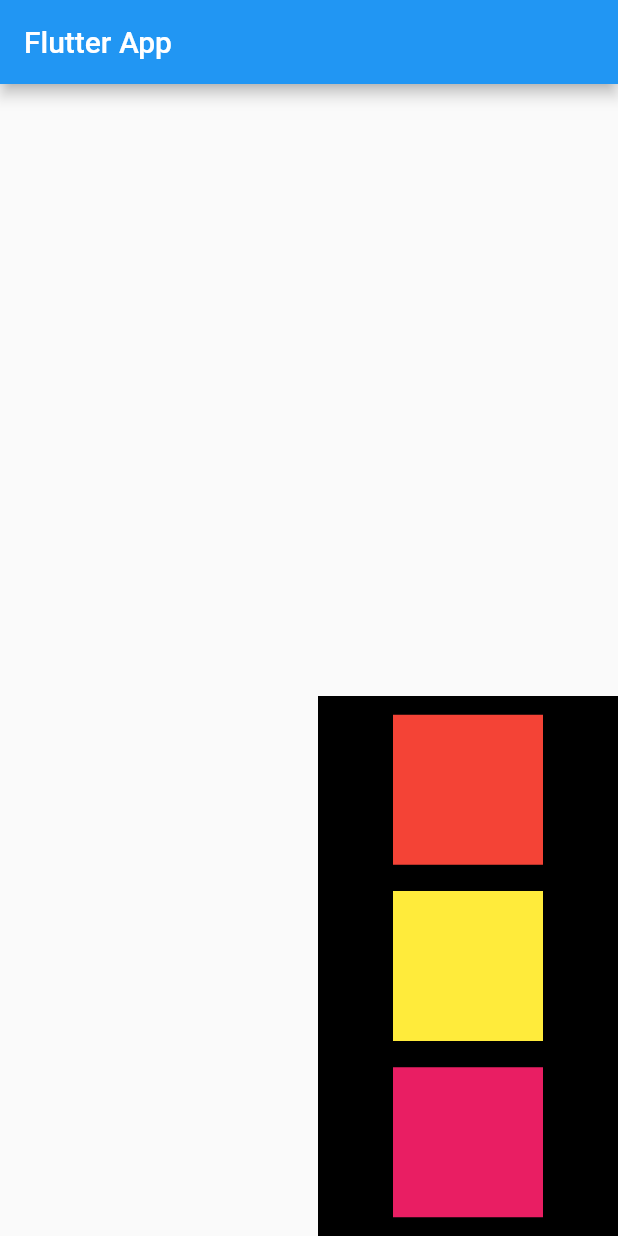
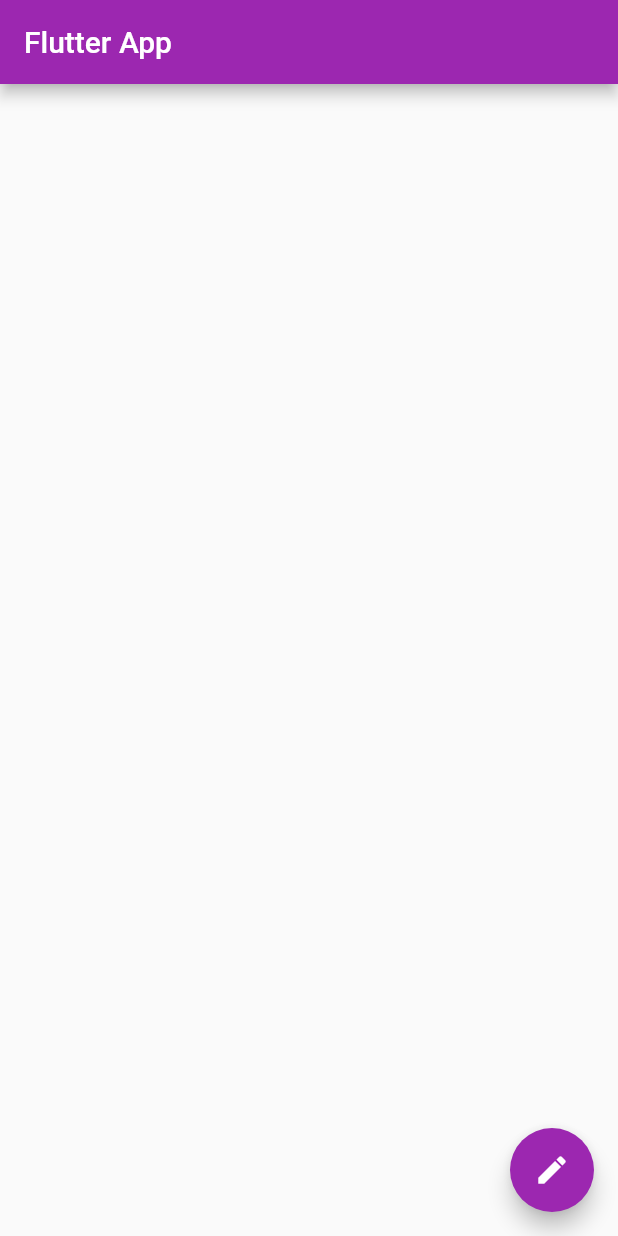
Before and after one commit to xiakshay/Flutter_Learning, a Flutter app: the screen it shows after launch, on a phone screen of 412 x 824 dp. Run offline on Flutter 3.47's test engine with Material 2 defaults, Android fonts, the phone set to English and light mode, and no system bars.

Commit message:
Button Create

```diff
--- a/lib/main.dart
+++ b/lib/main.dart
@@ -1,10 +1,15 @@
 import 'package:flutter/material.dart';
 
 void main() {
-  runApp(const MaterialApp(
-    title: "Flutter App",
-    home: HomePage(),
-  ));
+  runApp(
+    MaterialApp(
+      title: "Flutter App",
+      home: const HomePage(),
+      theme: ThemeData(
+        primarySwatch: Colors.purple,
+      ),
+    ),
+  );
 }
 
 class HomePage extends StatelessWidget {
@@ -15,46 +20,10 @@ class HomePage extends StatelessWidget {
       appBar: AppBar(
         title: const Text("Flutter App"),
       ),
-      body: Align(
-        alignment: Alignment.bottomRight,
-        child: Container(
-          color: Colors.black,
-          // width: MediaQuery.of(context).size.width, //for full width and height
-          // height: MediaQuery.of(context).size.height,
-          width: 200,
-          height: 360,
-          child: Column(
-            mainAxisAlignment: MainAxisAlignment.spaceEvenly,
-            crossAxisAlignment: CrossAxisAlignment
-                .center, //this is for changing div in center but in this case i have directly changed the div to center
-            children: [
-              Container(
-                padding: const EdgeInsets.all(15),
-                margin: const EdgeInsets.all(5),
-                alignment: Alignment.center,
-                height: 100,
-                width: 100,
-                color: Colors.red,
-              ),
-              Container(
-                padding: const EdgeInsets.all(15),
-                margin: const EdgeInsets.all(5),
-                alignment: Alignment.center,
-                height: 100,
-                width: 100,
-                color: Colors.yellow,
-              ),
-              Container(
-                padding: const EdgeInsets.all(15),
-                margin: const EdgeInsets.all(5),
-                alignment: Alignment.center,
-                height: 100,
-                width: 100,
-                color: Colors.pink,
-              ),
-            ],
-          ),
-        ),
+      body: Container(),
+      floatingActionButton: FloatingActionButton(
+        onPressed: () {},
+        child: const Icon(Icons.edit),
       ),
     );
   }
```
